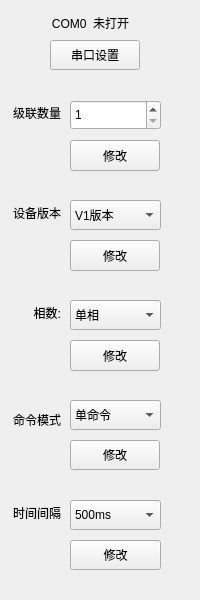
The window that IDC_TestSystem/IP-PDU/ip_toolbox/ip_settingtoolwid.ui (ChinaClever/IDC_TestSystem) describes before a commit, drawn with Qt 5.
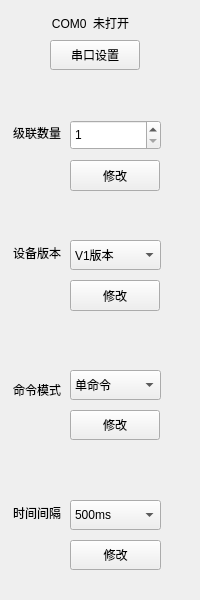
The same window after the commit.

```diff
--- a/IDC_TestSystem/IP-PDU/ip_toolbox/ip_settingtoolwid.ui
+++ b/IDC_TestSystem/IP-PDU/ip_toolbox/ip_settingtoolwid.ui
@@ -46,7 +46,7 @@
    <property name="geometry">
     <rect>
      <x>0</x>
-     <y>410</y>
+     <y>380</y>
      <width>61</width>
      <height>20</height>
     </rect>
@@ -62,7 +62,7 @@
    <property name="geometry">
     <rect>
      <x>0</x>
-     <y>100</y>
+     <y>120</y>
      <width>61</width>
      <height>25</height>
     </rect>
@@ -91,7 +91,7 @@
    <property name="geometry">
     <rect>
      <x>70</x>
-     <y>140</y>
+     <y>160</y>
      <width>90</width>
      <height>31</height>
     </rect>
@@ -104,7 +104,7 @@
    <property name="geometry">
     <rect>
      <x>70</x>
-     <y>400</y>
+     <y>370</y>
      <width>91</width>
      <height>30</height>
     </rect>
@@ -140,7 +140,7 @@
    <property name="geometry">
     <rect>
      <x>70</x>
-     <y>440</y>
+     <y>410</y>
      <width>90</width>
      <height>30</height>
     </rect>
@@ -153,7 +153,7 @@
    <property name="geometry">
     <rect>
      <x>70</x>
-     <y>100</y>
+     <y>120</y>
      <width>91</width>
      <height>30</height>
     </rect>
@@ -194,7 +194,7 @@
    <property name="geometry">
     <rect>
      <x>70</x>
-     <y>240</y>
+     <y>280</y>
      <width>90</width>
      <height>31</height>
     </rect>
@@ -207,7 +207,7 @@
    <property name="geometry">
     <rect>
      <x>0</x>
-     <y>200</y>
+     <y>240</y>
      <width>61</width>
      <height>25</height>
     </rect>
@@ -223,7 +223,7 @@
    <property name="geometry">
     <rect>
      <x>70</x>
-     <y>200</y>
+     <y>240</y>
      <width>91</width>
      <height>30</height>
     </rect>
@@ -239,60 +239,6 @@
     </property>
    </item>
   </widget>
-  <widget class="QPushButton" name="lineBtn">
-   <property name="geometry">
-    <rect>
-     <x>70</x>
-     <y>340</y>
-     <width>90</width>
-     <height>31</height>
-    </rect>
-   </property>
-   <property name="text">
-    <string>修改</string>
-   </property>
-  </widget>
-  <widget class="QComboBox" name="lineBox">
-   <property name="geometry">
-    <rect>
-     <x>70</x>
-     <y>300</y>
-     <width>91</width>
-     <height>30</height>
-    </rect>
-   </property>
-   <item>
-    <property name="text">
-     <string>单相</string>
-    </property>
-   </item>
-   <item>
-    <property name="text">
-     <string>二相</string>
-    </property>
-   </item>
-   <item>
-    <property name="text">
-     <string>三相</string>
-    </property>
-   </item>
-  </widget>
-  <widget class="QLabel" name="label_3">
-   <property name="geometry">
-    <rect>
-     <x>0</x>
-     <y>300</y>
-     <width>61</width>
-     <height>25</height>
-    </rect>
-   </property>
-   <property name="text">
-    <string>相数:</string>
-   </property>
-   <property name="alignment">
-    <set>Qt::AlignRight|Qt::AlignTrailing|Qt::AlignVCenter</set>
-   </property>
-  </widget>
  </widget>
  <resources/>
  <connections/>
```
